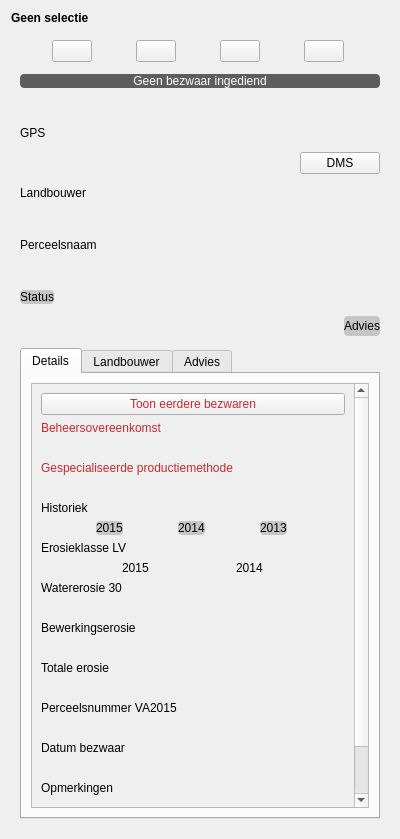
Qt form ui_parcelinfowidget.ui (DOV-Vlaanderen/erosiebezwaren) before a commit.
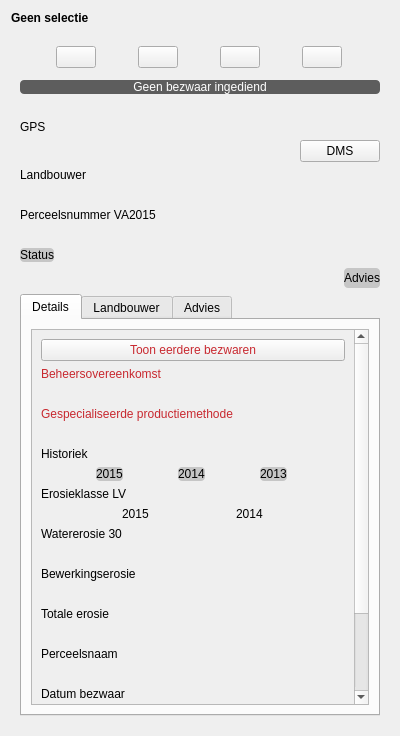
The same form after that commit. Icons and pictures are not drawn. Custom widgets are drawn as their Qt base class.

Patch:
```diff
--- a/ui_parcelinfowidget.ui
+++ b/ui_parcelinfowidget.ui
@@ -7,7 +7,7 @@
     <x>0</x>
     <y>0</y>
     <width>400</width>
-    <height>839</height>
+    <height>736</height>
    </rect>
   </property>
   <property name="windowTitle">
@@ -30,11 +30,14 @@
    <item>
     <widget class="QWidget" name="infoWidget" native="true">
      <layout class="QVBoxLayout" name="verticalLayout">
-      <property name="spacing">
-       <number>12</number>
-      </property>
       <item>
        <layout class="QHBoxLayout" name="horizontalLayout_3">
+        <property name="topMargin">
+         <number>6</number>
+        </property>
+        <property name="bottomMargin">
+         <number>6</number>
+        </property>
         <item>
          <widget class="QPushButton" name="btn_photo">
           <property name="sizePolicy">
@@ -260,23 +263,24 @@
        </widget>
       </item>
       <item>
-       <widget class="QLabel" name="lb_perceelsnaam">
-        <property name="text">
-         <string>Perceelsnaam</string>
-        </property>
-       </widget>
+       <layout class="QHBoxLayout" name="horizontalLayout_7">
+        <item>
+         <widget class="QLabel" name="lb_perceelsnr_va2015">
+          <property name="text">
+           <string>Perceelsnummer VA2015</string>
+          </property>
+         </widget>
+        </item>
+       </layout>
       </item>
       <item>
-       <widget class="AutohideValueLabel" name="efw_perceelsnaam">
+       <widget class="ValueLabel" name="efw2_perceelsnr_va_2015">
         <property name="styleSheet">
          <string notr="true">* { font-style: italic; }</string>
         </property>
         <property name="text">
          <string/>
         </property>
-        <property name="wordWrap">
-         <bool>true</bool>
-        </property>
         <property name="indent">
          <number>20</number>
         </property>
@@ -371,9 +375,9 @@
              <property name="geometry">
               <rect>
                <x>0</x>
-               <y>-294</y>
+               <y>0</y>
                <width>327</width>
-               <height>661</height>
+               <height>660</height>
               </rect>
              </property>
              <layout class="QVBoxLayout" name="verticalLayout_8">
@@ -626,20 +630,23 @@
                </widget>
               </item>
               <item>
-               <widget class="QLabel" name="lb_perceelsnr_va2015">
+               <widget class="QLabel" name="lb_perceelsnaam">
                 <property name="text">
-                 <string>Perceelsnummer VA2015</string>
+                 <string>Perceelsnaam</string>
                 </property>
                </widget>
               </item>
               <item>
-               <widget class="ValueLabel" name="efw2_perceelsnr_va_2015">
+               <widget class="AutohideValueLabel" name="efw_perceelsnaam">
                 <property name="styleSheet">
                  <string notr="true">* { font-style: italic; }</string>
                 </property>
                 <property name="text">
                  <string/>
                 </property>
+                <property name="wordWrap">
+                 <bool>true</bool>
+                </property>
                 <property name="indent">
                  <number>20</number>
                 </property>
```
Left out of the diff: 6 changed lines with no effect on the pictures.
